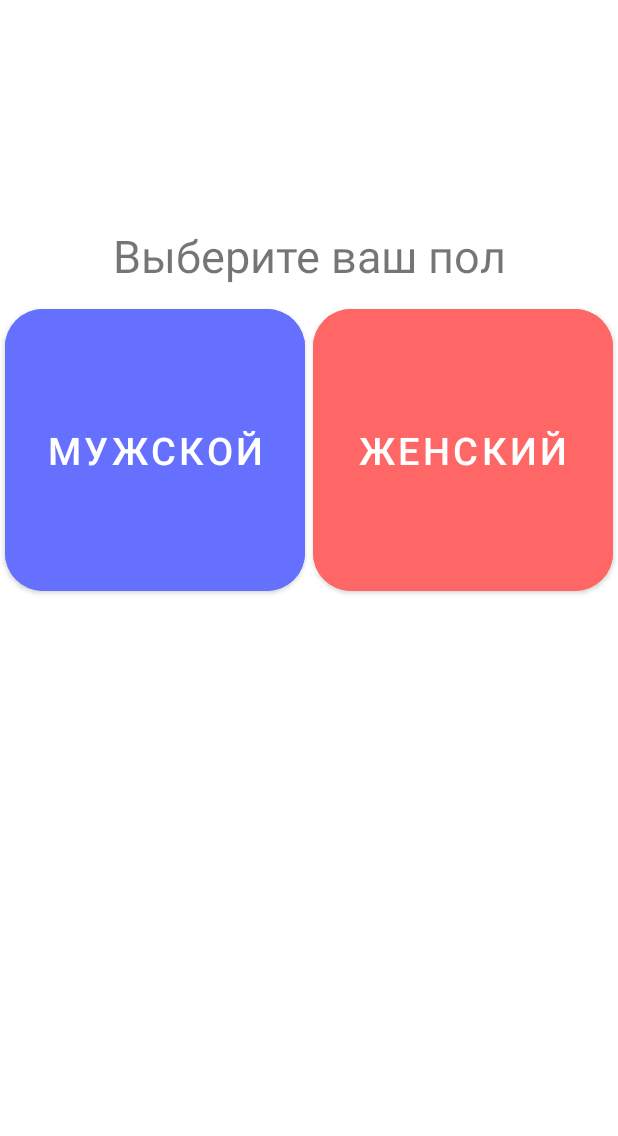
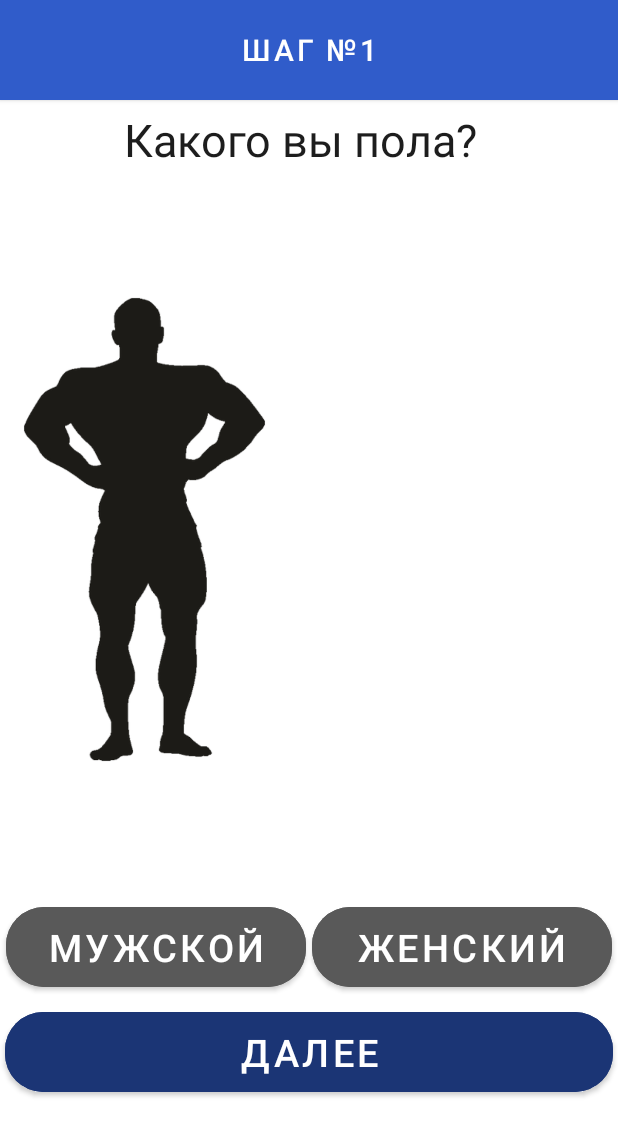
Before and after one commit to mishany777/SLD, an Android app: the SexPage screen opened directly, with no data from a screen before it, on a phone screen of 412 x 824 dp. Shown: the top 1136 px of the screen. Run offline under Robolectric (Android 15) with nearby library versions, the phone set to English and light mode, and no system bars.

Commit message:
all changed

```diff
--- a/app/src/main/res/layout/sex_page.xml
+++ b/app/src/main/res/layout/sex_page.xml
@@ -26,40 +26,81 @@
         android:id="@+id/male_button"
         android:layout_width="wrap_content"
         android:layout_height="wrap_content"
-        android:layout_marginTop="200dp"
-        android:layout_marginLeft="3dp"
+        android:layout_marginLeft="4dp"
+        android:layout_marginBottom="160dp"
         android:width="200dp"
-        android:height="200dp"
+        android:height="65dp"
+        android:backgroundTint="@color/button_off"
         android:text="@string/male"
-        android:backgroundTint="@color/men_color"
         android:textSize="25sp"
         app:cornerRadius="25dp"
-        app:layout_constraintStart_toStartOf="parent"
-        app:layout_constraintTop_toTopOf="parent" />
+        app:layout_constraintBottom_toBottomOf="parent"
+        app:layout_constraintStart_toStartOf="parent" />
 
     <Button
         android:id="@+id/female_button"
         android:layout_width="wrap_content"
         android:layout_height="wrap_content"
         android:width="200dp"
-        android:height="200dp"
+        android:height="65dp"
         android:text="@string/female"
         android:textSize="25sp"
-        android:backgroundTint="@color/women_color"
-        android:layout_marginTop="200dp"
-        android:layout_marginRight="3dp"
+        android:backgroundTint="@color/button_off"
+        android:layout_marginBottom="160dp"
+        android:layout_marginRight="4dp"
         app:cornerRadius="25dp"
         app:layout_constraintEnd_toEndOf="parent"
-        app:layout_constraintTop_toTopOf="parent" />
+        app:layout_constraintBottom_toBottomOf="parent" />
+
+    <Button
+        android:id="@+id/confirm_button"
+        android:layout_width="wrap_content"
+        android:layout_height="wrap_content"
+        android:layout_marginBottom="90dp"
+        android:width="405dp"
+        android:height="65dp"
+        android:backgroundTint="@color/background_buttons_off"
+        android:text="@string/next"
+        android:textSize="25sp"
+        app:cornerRadius="25dp"
+        app:layout_constraintBottom_toBottomOf="parent"
+        app:layout_constraintEnd_toEndOf="parent"
+        app:layout_constraintStart_toStartOf="parent" />
 
     <TextView
         android:id="@+id/textView3"
         android:layout_width="400dp"
         android:layout_height="70dp"
+        android:text="@string/sex_choose"
         android:textAlignment="center"
-        android:text="@string/sex_choose"
+        android:textColor="@color/text_color"
         android:textSize="30sp"
-        android:layout_marginTop="150dp"
+        app:layout_constraintEnd_toEndOf="parent"
+        app:layout_constraintHorizontal_bias="0.0"
+        app:layout_constraintStart_toStartOf="parent"
+        app:layout_constraintTop_toBottomOf="@+id/step_info" />
+
+    <ImageView
+        android:id="@+id/imageView2"
+        android:layout_width="wrap_content"
+        android:layout_height="wrap_content"
+        android:layout_marginLeft="-110dp"
+        android:layout_marginTop="-190dp"
+        app:layout_constraintStart_toStartOf="parent"
+        app:layout_constraintTop_toBottomOf="@+id/textView3"
+        app:srcCompat="@drawable/man1" />
+
+    <Button
+        android:id="@+id/step_info"
+        android:layout_width="wrap_content"
+        android:layout_height="wrap_content"
+        android:text="Шаг №1"
+        android:backgroundTint="@color/background_buttons"
+        android:textSize="20sp"
+        app:cornerRadius="0dp"
+        android:width="500dp"
+        android:height="80dp"
+        android:layout_marginTop="-7dp"
         app:layout_constraintEnd_toEndOf="parent"
         app:layout_constraintStart_toStartOf="parent"
         app:layout_constraintTop_toTopOf="parent" />
--- a/app/src/main/res/values/colors.xml
+++ b/app/src/main/res/values/colors.xml
@@ -8,11 +8,13 @@
     <color name="black">#252525</color>
     <color name="white">#FFFFFFFF</color>
     <color name="background">#FFFFFF</color>
-    <color name="background_buttons">#FF8121</color>
-    <color name="background_buttons2">#2151CA</color>
+    <color name="background_buttons2">#FF8121</color>
+    <color name="background_buttons">#305CCA</color>
+    <color name="background_buttons_off">#1B3575</color>
+    <color name="button_off">#595959</color>
 
 
-    <color name="background_buttons3">#2151CA</color>
+    <color name="text_color">#1D1D1D</color>
 
 
     <color name="FUCK_YOU_PUSHERS">#2151CA</color>
--- a/app/src/main/res/values/strings.xml
+++ b/app/src/main/res/values/strings.xml
@@ -1,11 +1,11 @@
 <resources>
     <string name="app_name">StopLyingDown</string>
-    <string name="start_first_page">Начать заниматься</string>
+    <string name="start_first_page">Хватит валяться</string>
     <string name="about_app">StopLyingDown</string>
     <string name="continue_text">Продолжить</string>
-    <string name="next">Следующее</string>
+    <string name="next">Далее</string>
 
-    <string name="sex_choose">Выберите ваш пол</string>
+    <string name="sex_choose">Какого вы пола?</string>
     <string name="male">Мужской</string>
     <string name="female">Женский</string>
     <string name="life_style">Образ жизни</string>
```
Also changed, not shown: app/src/main/java/com/example/stoplyingdown/SexPage.java (+56 -2 lines), app/src/main/res/layout/height_page.xml (+25 -7 lines), app/src/main/res/layout/starter_page.xml (+6 -4 lines), app/src/main/res/drawable/man.png (added), app/src/main/res/drawable/man1.png (added), 25 other files.
